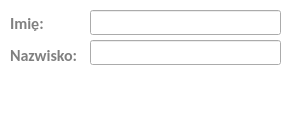
This is namedialog.ui in RStravinsky/CarReservation as Qt 5 draws it before an edit. The edited form follows.
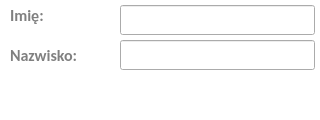
This is the edited form. Icons and pictures are not drawn.

```diff
--- a/namedialog.ui
+++ b/namedialog.ui
@@ -6,19 +6,19 @@
    <rect>
     <x>0</x>
     <y>0</y>
-    <width>300</width>
+    <width>320</width>
     <height>120</height>
    </rect>
   </property>
   <property name="minimumSize">
    <size>
-    <width>300</width>
+    <width>320</width>
     <height>120</height>
    </size>
   </property>
   <property name="maximumSize">
    <size>
-    <width>300</width>
+    <width>320</width>
     <height>120</height>
    </size>
   </property>
@@ -62,10 +62,10 @@
   <widget class="QLineEdit" name="lineEditSurname">
    <property name="geometry">
     <rect>
-     <x>90</x>
+     <x>120</x>
      <y>40</y>
-     <width>191</width>
-     <height>25</height>
+     <width>195</width>
+     <height>30</height>
     </rect>
    </property>
    <property name="font">
@@ -81,10 +81,10 @@
   <widget class="QPushButton" name="pushButtonCancel">
    <property name="geometry">
     <rect>
-     <x>90</x>
+     <x>99</x>
      <y>80</y>
-     <width>90</width>
-     <height>30</height>
+     <width>105</width>
+     <height>35</height>
     </rect>
    </property>
    <property name="font">
@@ -121,9 +121,9 @@
    <property name="geometry">
     <rect>
      <x>10</x>
-     <y>15</y>
-     <width>41</width>
-     <height>16</height>
+     <y>0</y>
+     <width>61</width>
+     <height>31</height>
     </rect>
    </property>
    <property name="font">
@@ -141,10 +141,10 @@
   <widget class="QLineEdit" name="lineEditName">
    <property name="geometry">
     <rect>
-     <x>90</x>
-     <y>10</y>
-     <width>191</width>
-     <height>25</height>
+     <x>120</x>
+     <y>5</y>
+     <width>195</width>
+     <height>30</height>
     </rect>
    </property>
    <property name="font">
@@ -157,10 +157,10 @@
   <widget class="QPushButton" name="pushButtonConfirm">
    <property name="geometry">
     <rect>
-     <x>190</x>
+     <x>209</x>
      <y>80</y>
-     <width>90</width>
-     <height>30</height>
+     <width>105</width>
+     <height>35</height>
     </rect>
    </property>
    <property name="font">
@@ -198,7 +198,7 @@
     <rect>
      <x>10</x>
      <y>45</y>
-     <width>81</width>
+     <width>111</width>
      <height>20</height>
     </rect>
    </property>
```
